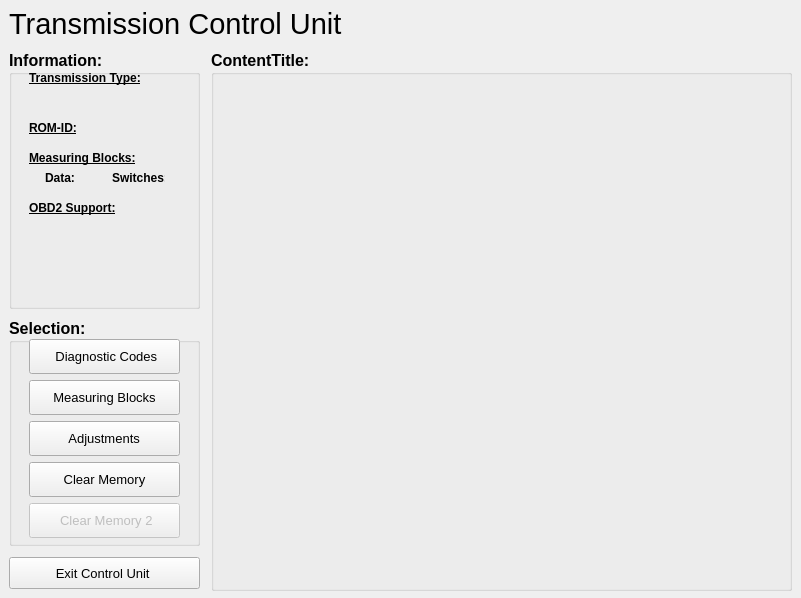
First picture: the form in ui/Transmission.ui, repository Comer352L/FreeSSM, before the edit.
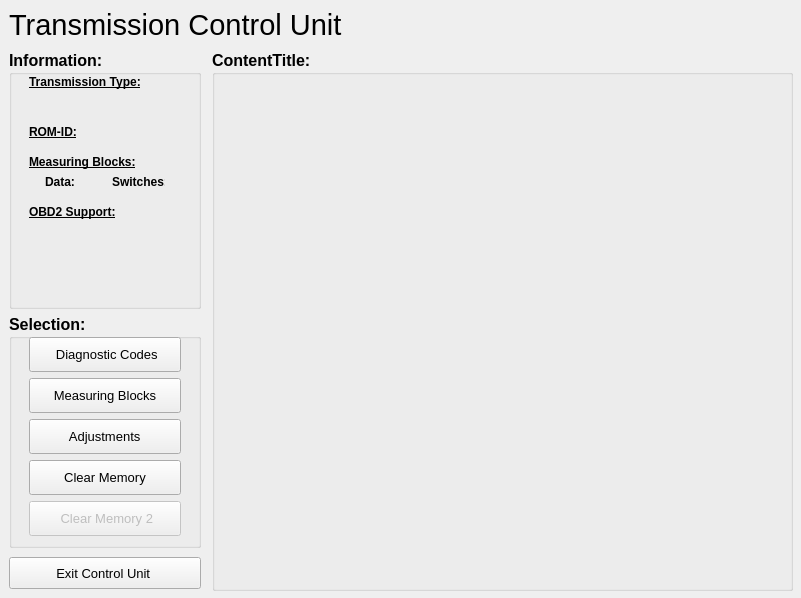
Second picture: the form after the edit. Icons and pictures are not drawn.

Commit message: Lots of small GUI-modifications for a better look with the KDE4-oxygen-style

What changed in the file:
```diff
--- a/ui/Transmission.ui
+++ b/ui/Transmission.ui
@@ -34,18 +34,24 @@
   </property>
   <widget class="QWidget" name="centralwidget" >
    <layout class="QGridLayout" name="gridLayout" >
+    <property name="horizontalSpacing" >
+     <number>11</number>
+    </property>
+    <property name="verticalSpacing" >
+     <number>9</number>
+    </property>
     <item row="0" column="0" colspan="2" >
      <widget class="QLabel" name="title_label" >
       <property name="minimumSize" >
        <size>
         <width>411</width>
-        <height>30</height>
+        <height>32</height>
        </size>
       </property>
       <property name="maximumSize" >
        <size>
         <width>411</width>
-        <height>30</height>
+        <height>32</height>
        </size>
       </property>
       <property name="font" >
@@ -62,13 +68,13 @@
      <widget class="QGroupBox" name="information_groupBox" >
       <property name="minimumSize" >
        <size>
-        <width>191</width>
+        <width>192</width>
         <height>259</height>
        </size>
       </property>
       <property name="maximumSize" >
        <size>
-        <width>191</width>
+        <width>192</width>
         <height>16777215</height>
        </size>
       </property>
@@ -86,7 +92,7 @@
        <property name="geometry" >
         <rect>
          <x>20</x>
-         <y>20</y>
+         <y>24</y>
          <width>150</width>
          <height>16</height>
         </rect>
@@ -107,7 +113,7 @@
        <property name="geometry" >
         <rect>
          <x>20</x>
-         <y>100</y>
+         <y>104</y>
          <width>150</width>
          <height>16</height>
         </rect>
@@ -128,7 +134,7 @@
        <property name="geometry" >
         <rect>
          <x>20</x>
-         <y>150</y>
+         <y>154</y>
          <width>125</width>
          <height>16</height>
         </rect>
@@ -149,7 +155,7 @@
        <property name="geometry" >
         <rect>
          <x>36</x>
-         <y>120</y>
+         <y>124</y>
          <width>35</width>
          <height>16</height>
         </rect>
@@ -169,7 +175,7 @@
        <property name="geometry" >
         <rect>
          <x>103</x>
-         <y>120</y>
+         <y>124</y>
          <width>53</width>
          <height>16</height>
         </rect>
@@ -189,7 +195,7 @@
        <property name="geometry" >
         <rect>
          <x>76</x>
-         <y>120</y>
+         <y>124</y>
          <width>21</width>
          <height>16</height>
         </rect>
@@ -246,7 +252,7 @@
        <property name="geometry" >
         <rect>
          <x>163</x>
-         <y>120</y>
+         <y>124</y>
          <width>21</width>
          <height>16</height>
         </rect>
@@ -303,7 +309,7 @@
        <property name="geometry" >
         <rect>
          <x>157</x>
-         <y>148</y>
+         <y>152</y>
          <width>18</width>
          <height>18</height>
         </rect>
@@ -363,7 +369,7 @@
        <property name="geometry" >
         <rect>
          <x>36</x>
-         <y>40</y>
+         <y>44</y>
          <width>141</width>
          <height>16</height>
         </rect>
@@ -420,7 +426,7 @@
        <property name="geometry" >
         <rect>
          <x>20</x>
-         <y>70</y>
+         <y>74</y>
          <width>61</width>
          <height>16</height>
         </rect>
@@ -441,7 +447,7 @@
        <property name="geometry" >
         <rect>
          <x>80</x>
-         <y>70</y>
+         <y>74</y>
          <width>91</width>
          <height>16</height>
         </rect>
@@ -527,10 +533,7 @@
        <property name="margin" >
         <number>0</number>
        </property>
-       <property name="horizontalSpacing" >
-        <number>11</number>
-       </property>
-       <property name="verticalSpacing" >
+       <property name="spacing" >
         <number>11</number>
        </property>
       </layout>
@@ -540,13 +543,13 @@
      <widget class="QGroupBox" name="selection_groupBox" >
       <property name="minimumSize" >
        <size>
-        <width>191</width>
-        <height>0</height>
+        <width>192</width>
+        <height>234</height>
        </size>
       </property>
       <property name="maximumSize" >
        <size>
-        <width>191</width>
+        <width>192</width>
         <height>16777215</height>
        </size>
       </property>
@@ -564,8 +567,8 @@
        <property name="geometry" >
         <rect>
          <x>20</x>
-         <y>21</y>
-         <width>151</width>
+         <y>23</y>
+         <width>152</width>
          <height>35</height>
         </rect>
        </property>
@@ -600,8 +603,8 @@
        <property name="geometry" >
         <rect>
          <x>20</x>
-         <y>62</y>
-         <width>151</width>
+         <y>64</y>
+         <width>152</width>
          <height>35</height>
         </rect>
        </property>
@@ -636,8 +639,8 @@
        <property name="geometry" >
         <rect>
          <x>20</x>
-         <y>103</y>
-         <width>151</width>
+         <y>105</y>
+         <width>152</width>
          <height>35</height>
         </rect>
        </property>
@@ -672,8 +675,8 @@
        <property name="geometry" >
         <rect>
          <x>20</x>
-         <y>144</y>
-         <width>151</width>
+         <y>146</y>
+         <width>152</width>
          <height>35</height>
         </rect>
        </property>
@@ -705,8 +708,8 @@
        <property name="geometry" >
         <rect>
          <x>20</x>
-         <y>185</y>
-         <width>151</width>
+         <y>187</y>
+         <width>152</width>
          <height>35</height>
         </rect>
        </property>
@@ -737,13 +740,13 @@
      <widget class="QPushButton" name="exit_pushButton" >
       <property name="minimumSize" >
        <size>
-        <width>191</width>
+        <width>192</width>
         <height>32</height>
        </size>
       </property>
       <property name="maximumSize" >
        <size>
-        <width>191</width>
+        <width>192</width>
         <height>32</height>
        </size>
       </property>
@@ -767,12 +770,6 @@
       </property>
      </widget>
     </item>
-    <property name="horizontalSpacing" >
-     <number>11</number>
-    </property>
-    <property name="verticalSpacing" >
-     <number>11</number>
-    </property>
    </layout>
   </widget>
  </widget>
```
The commit also changes 7 other files.
